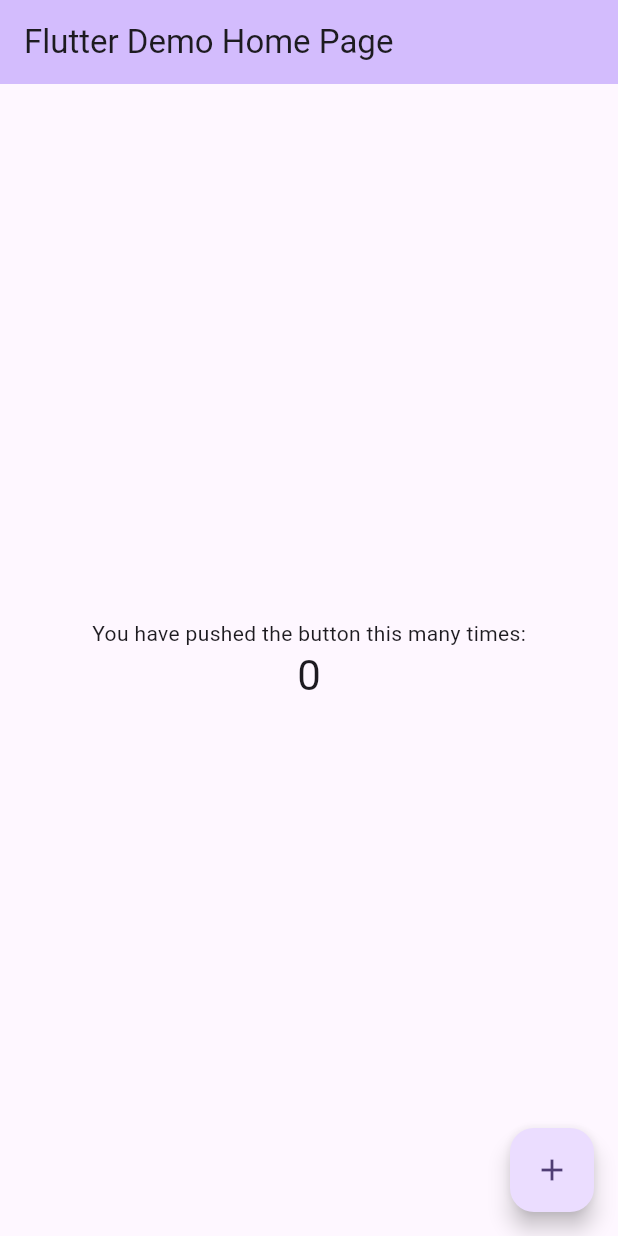
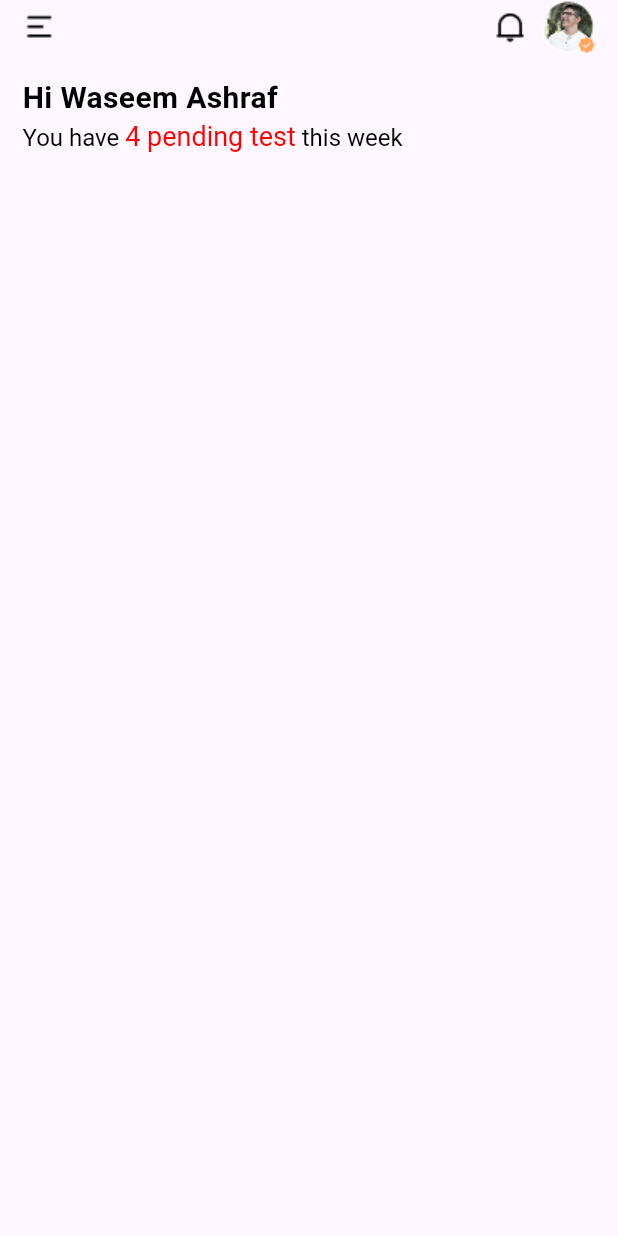
Before and after one commit to imwaseemashraf/educational_app, a Flutter app: the screen it shows after launch, on a phone screen of 412 x 824 dp. Run offline on Flutter 3.47's test engine with Material 3 defaults, Android fonts, the phone set to English and light mode, and no system bars; our stand-ins replace gap.

Commit message:
utils ,profile

```diff
--- /dev/null
+++ b/lib/app.dart
@@ -0,0 +1,5 @@
+export 'package:flutter/material.dart';
+export 'package:educational_app/screens/dashboard.dart';
+export 'package:educational_app/common/utils/app_colors.dart';
+export 'package:educational_app/common/utils/app_assets.dart';
+export 'package:educational_app/common/utils/app_text_style.dart';
--- /dev/null
+++ b/lib/common/utils/app_assets.dart
@@ -0,0 +1,5 @@
+class AppAssets {
+  static const String drawer = "assets/images/Frame.png";
+  static const String notification = "assets/images/notification.png";
+  static const String profile = "assets/images/Profile image.png";
+}
--- /dev/null
+++ b/lib/common/utils/app_colors.dart
@@ -0,0 +1,13 @@
+import 'dart:ui';
+
+class AppColors {
+  static const Color black = Color(0xFF000000);
+  static const Color red = Color(0xFFFF0000);
+  static const Color white = Color(0xFFFFFFFF);
+  static const Color green = Color(0xFF5DFF00);
+  static const Color yellow = Color(0xFFFFE600);
+  static const Color purple = Color(0xFFB300FF);
+  static const Color orange = Color(0xFFFB6D00);
+  static const Color blue = Color(0xFF0051FF);
+  static const Color accent = Color(0xFF00FBCE);
+}
--- /dev/null
+++ b/lib/common/utils/app_text_style.dart
@@ -0,0 +1,14 @@
+import 'package:educational_app/app.dart';
+
+class AppTextStyle {
+  static final TextStyle heading = TextStyle(
+    fontSize: 40,
+    fontWeight: FontWeight.bold,
+    color: AppColors.black,
+  );
+  static final TextStyle subHeading = TextStyle(
+    fontSize: 18,
+    fontWeight: FontWeight.w500,
+    color: AppColors.black,
+  );
+}
--- a/lib/main.dart
+++ b/lib/main.dart
@@ -1,122 +1,12 @@
-import 'package:flutter/material.dart';
+import 'package:educational_app/app.dart';
 
-void main() {
-  runApp(const MyApp());
+void main(){
+  runApp(MyApp());
 }
-
-class MyApp extends StatelessWidget {
+class MyApp extends StatelessWidget{
   const MyApp({super.key});
-
-  // This widget is the root of your application.
   @override
   Widget build(BuildContext context) {
-    return MaterialApp(
-      title: 'Flutter Demo',
-      theme: ThemeData(
-        // This is the theme of your application.
-        //
-        // TRY THIS: Try running your application with "flutter run". You'll see
-        // the application has a purple toolbar. Then, without quitting the app,
-        // try changing the seedColor in the colorScheme below to Colors.green
-        // and then invoke "hot reload" (save your changes or press the "hot
-        // reload" button in a Flutter-supported IDE, or press "r" if you used
-        // the command line to start the app).
-        //
-        // Notice that the counter didn't reset back to zero; the application
-        // state is not lost during the reload. To reset the state, use hot
-        // restart instead.
-        //
-        // This works for code too, not just values: Most code changes can be
-        // tested with just a hot reload.
-        colorScheme: ColorScheme.fromSeed(seedColor: Colors.deepPurple),
-      ),
-      home: const MyHomePage(title: 'Flutter Demo Home Page'),
-    );
+    return MaterialApp(debugShowCheckedModeBanner: false,home: DashBoard(),);
   }
 }
-
-class MyHomePage extends StatefulWidget {
-  const MyHomePage({super.key, required this.title});
-
-  // This widget is the home page of your application. It is stateful, meaning
-  // that it has a State object (defined below) that contains fields that affect
-  // how it looks.
-
-  // This class is the configuration for the state. It holds the values (in this
-  // case the title) provided by the parent (in this case the App widget) and
-  // used by the build method of the State. Fields in a Widget subclass are
-  // always marked "final".
-
-  final String title;
-
-  @override
-  State<MyHomePage> createState() => _MyHomePageState();
-}
-
-class _MyHomePageState extends State<MyHomePage> {
-  int _counter = 0;
-
-  void _incrementCounter() {
-    setState(() {
-      // This call to setState tells the Flutter framework that something has
-      // changed in this State, which causes it to rerun the build method below
-      // so that the display can reflect the updated values. If we changed
-      // _counter without calling setState(), then the build method would not be
-      // called again, and so nothing would appear to happen.
-      _counter++;
-    });
-  }
-
-  @override
-  Widget build(BuildContext context) {
-    // This method is rerun every time setState is called, for instance as done
-    // by the _incrementCounter method above.
-    //
-    // The Flutter framework has been optimized to make rerunning build methods
-    // fast, so that you can just rebuild anything that needs updating rather
-    // than having to individually change instances of widgets.
-    return Scaffold(
-      appBar: AppBar(
-        // TRY THIS: Try changing the color here to a specific color (to
-        // Colors.amber, perhaps?) and trigger a hot reload to see the AppBar
-        // change color while the other colors stay the same.
-        backgroundColor: Theme.of(context).colorScheme.inversePrimary,
-        // Here we take the value from the MyHomePage object that was created by
-        // the App.build method, and use it to set our appbar title.
-        title: Text(widget.title),
-      ),
-      body: Center(
-        // Center is a layout widget. It takes a single child and positions it
-        // in the middle of the parent.
-        child: Column(
-          // Column is also a layout widget. It takes a list of children and
-          // arranges them vertically. By default, it sizes itself to fit its
-          // children horizontally, and tries to be as tall as its parent.
-          //
-          // Column has various properties to control how it sizes itself and
-          // how it positions its children. Here we use mainAxisAlignment to
-          // center the children vertically; the main axis here is the vertical
-          // axis because Columns are vertical (the cross axis would be
-          // horizontal).
-          //
-          // TRY THIS: Invoke "debug painting" (choose the "Toggle Debug Paint"
-          // action in the IDE, or press "p" in the console), to see the
-          // wireframe for each widget.
-          mainAxisAlignment: MainAxisAlignment.center,
-          children: <Widget>[
-            const Text('You have pushed the button this many times:'),
-            Text(
-              '$_counter',
-              style: Theme.of(context).textTheme.headlineMedium,
-            ),
-          ],
-        ),
-      ),
-      floatingActionButton: FloatingActionButton(
-        onPressed: _incrementCounter,
-        tooltip: 'Increment',
-        child: const Icon(Icons.add),
-      ), // This trailing comma makes auto-formatting nicer for build methods.
-    );
-  }
-}
--- /dev/null
+++ b/lib/screens/dashboard.dart
@@ -0,0 +1,65 @@
+import 'package:educational_app/app.dart';
+import 'package:educational_app/common/utils/app_assets.dart';
+import 'package:educational_app/common/utils/app_text_style.dart';
+import 'package:flutter/material.dart';
+import 'package:gap/gap.dart';
+
+class DashBoard extends StatelessWidget {
+  const DashBoard({super.key});
+
+  @override
+  Widget build(BuildContext context) {
+    return Scaffold(
+      body: SafeArea(
+        child: Padding(
+          padding: const EdgeInsets.symmetric(horizontal: 15.0),
+          child: Column(
+            crossAxisAlignment: CrossAxisAlignment.start,
+            children: [
+              Row(
+                mainAxisAlignment: MainAxisAlignment.spaceBetween,
+                children: [
+                  Image.asset(AppAssets.drawer),
+                  Row(
+                    spacing: 10,
+                    children: <Widget>[
+                      Image.asset(AppAssets.notification),
+                      Image.asset(AppAssets.profile),
+                    ],
+                  ),
+                ],
+              ),
+              Gap(15),
+              Text(
+                "Hi Waseem Ashraf",
+                style: AppTextStyle.heading.copyWith(
+                  fontSize: 20,
+                  fontWeight: FontWeight.w700,
+                ),
+              ),
+              RichText(
+                text: TextSpan(
+                  text: "You have ",
+                  style: AppTextStyle.subHeading.copyWith(
+                    fontSize: 16,
+                    fontWeight: FontWeight.normal,
+                  ),
+                  children: [
+                    TextSpan(
+                      text: "4 pending test",
+                      style: AppTextStyle.subHeading.copyWith(
+                        color: AppColors.red,
+                        fontWeight: FontWeight.normal,
+                      ),
+                    ),
+                    TextSpan(text: " this week "),
+                  ],
+                ),
+              ),
+            ],
+          ),
+        ),
+      ),
+    );
+  }
+}
--- a/pubspec.yaml
+++ b/pubspec.yaml
@@ -34,6 +34,7 @@ dependencies:
   # The following adds the Cupertino Icons font to your application.
   # Use with the CupertinoIcons class for iOS style icons.
   cupertino_icons: ^1.0.8
+  gap: ^3.0.1
 
 dev_dependencies:
   flutter_test:
@@ -58,8 +59,8 @@ flutter:
   uses-material-design: true
 
   # To add assets to your application, add an assets section, like this:
-  # assets:
-  #   - images/a_dot_burr.jpeg
+  assets:
+    - assets/images/
   #   - images/a_dot_ham.jpeg
 
   # An image asset can refer to one or more resolution-specific "variants", see
```
Also changed, not shown: assets/images/Frame (2).png (added), assets/images/Frame (3).png (added), assets/images/Frame.png (added), assets/images/Home 2.png (added), assets/images/Profile image.png (added), assets/images/notification.png (added), assets/images/user-image.png (added), pubspec.lock.
